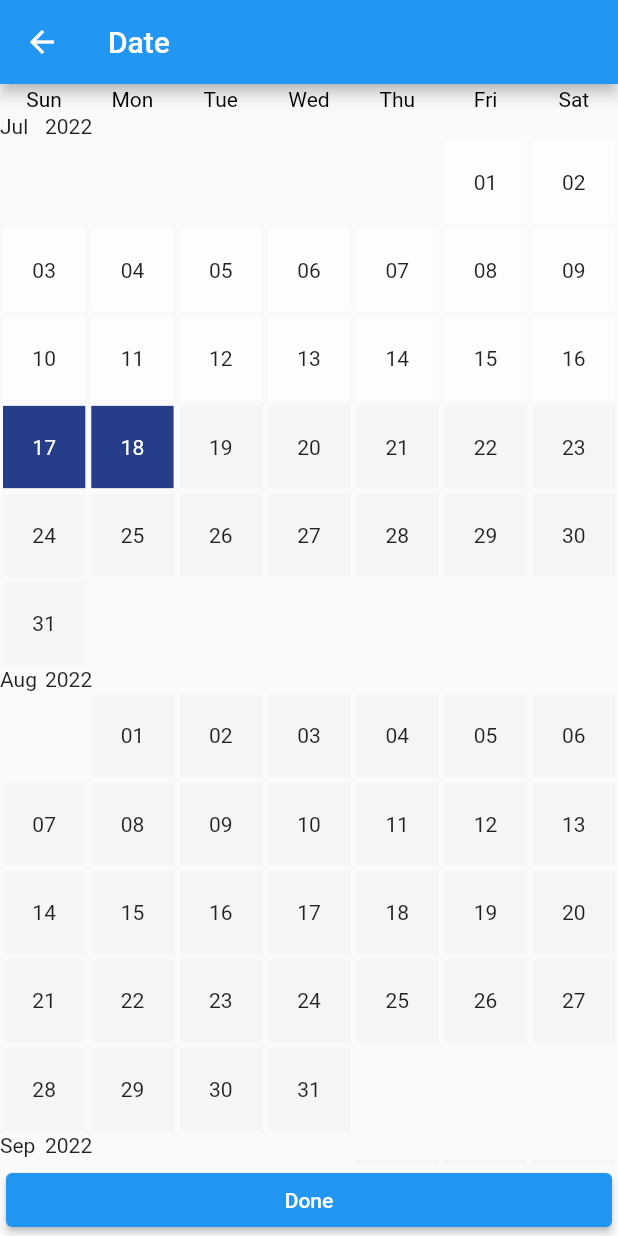
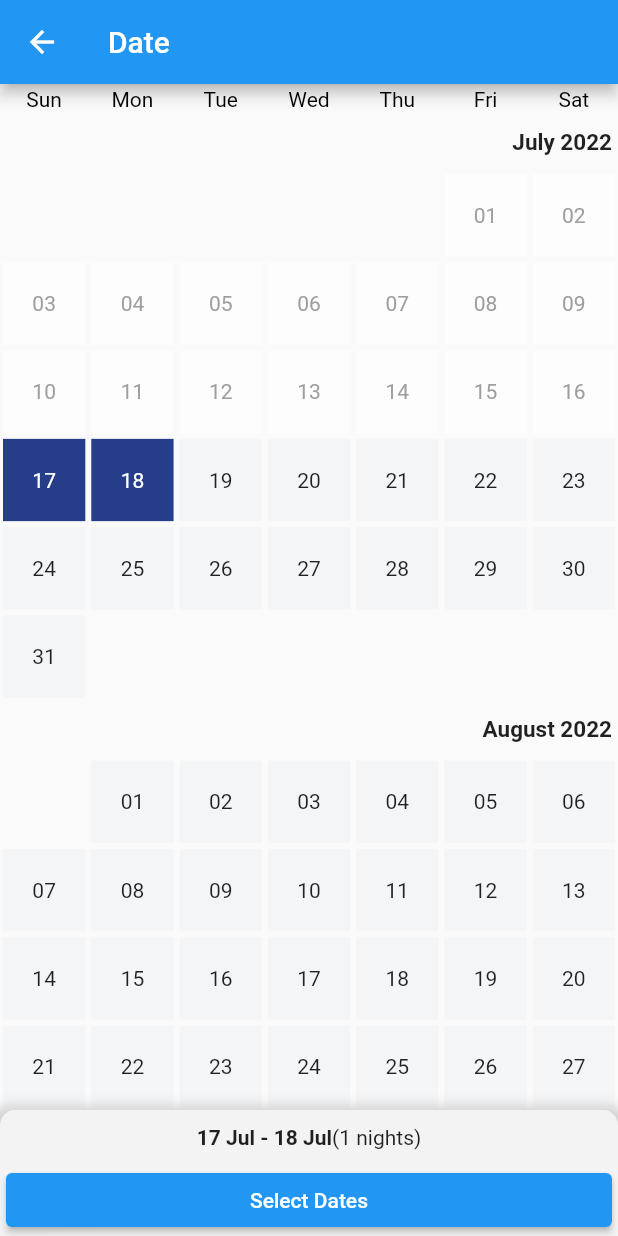
Before and after one commit to sakib1838/CustomDatePicker, a Flutter app: the screen it shows after launch, after a tap on "Select Date", on a phone screen of 412 x 824 dp. Run offline on Flutter 3.47's test engine with Material 2 defaults, Android fonts, the phone set to English and light mode, and no system bars.

Commit message:
date range with color and number of nights

```diff
--- a/lib/listofdates.dart
+++ b/lib/listofdates.dart
@@ -113,7 +113,7 @@ class _DateListState extends State<DateList> {
                   :HexColor(AppColors.deshiTextColor2)
               ) :HexColor(AppColors.backgroundColor),
               child: Center(child: Text(dateTimes[index]!=null?"${DateFormat("dd").format(dateTimes[index]!)}":"",style: TextStyle(
-               color:dateTimes[index]!=null?(todayDate.difference(dateTimes[index]!).inDays>0?null:
+               color:dateTimes[index]!=null?(todayDate.difference(dateTimes[index]!).inDays>0?Colors.grey:
               startDate!.getDateOnly()== dateTimes[index]!.getDateOnly()?Colors.white :endDate!=null?endDate!.getDateOnly()==dateTimes[index]!.getDateOnly()?Colors.white:null:null
               ) :null,
               ),)),
--- a/lib/listofmonth.dart
+++ b/lib/listofmonth.dart
@@ -1,12 +1,15 @@
 import 'package:flutter/material.dart';
+import 'package:intl/intl.dart';
+import 'package:testdate/AppColors.dart';
 import 'package:testdate/listofdates.dart';
 import 'package:testdate/month_heading.dart';
 
 class AllData extends StatefulWidget {
   const AllData({Key? key,required this.dateTimes,required this.startDate,required this.endDate}) : super(key: key);
-  final Function(DateTime,DateTime) dateTimes;
+  final Function(DateTime,DateTime)? dateTimes;
   final DateTime startDate;
   final DateTime endDate;
+
 
 
   @override
@@ -68,8 +71,8 @@ class _AllDataState extends State<AllData> {
     // TODO: implement initState
     super.initState();
     WidgetsBinding.instance!.addPostFrameCallback((timeStamp) async{
-      startDate = widget.startDate;
-      endDate =widget.endDate;
+      startDate=widget.startDate;
+      endDate=widget.endDate;
       print("${start.millisecondsSinceEpoch} ${end.millisecondsSinceEpoch}");
       await countMonth();
       print("month:$months");
@@ -107,7 +110,9 @@ class _AllDataState extends State<AllData> {
                         print("${months[index]}    ${DateTime(months[index].year,months[index].month)}");
                       return Container(child: Column(
                         children: [
+                          SizedBox(height: 10,),
                           Heading(monthAndYear: months[index],),
+                          SizedBox(height: 10,),
                           DateList(dateTime: DateTime(months[index].year,months[index].month), startDate: startDate,endDate: endDate, selectedDate: (selectedDate ) {
                             print("selectedDate:$selectedDate");
                             if(endDate!=null){
@@ -129,8 +134,11 @@ class _AllDataState extends State<AllData> {
                             setState(() {
 
                             });
-                          },)
+                          },),
+
+                          index==months.length-1? SizedBox(height: MediaQuery.of(context).size.height*0.3,):SizedBox()
                         ],
+
                       ));
                     },itemCount: months.length,),
                   ),
@@ -138,9 +146,38 @@ class _AllDataState extends State<AllData> {
               ),
             ),
 
+           // SizedBox(height: MediaQuery.of(context).size.height*0.1,),
+
             Visibility(
-              visible:  startDate!=null && endDate!=null,
+              visible:  endDate==null?false:startDate!=null && endDate!=null,
               child: Container(
+                decoration: BoxDecoration(
+                  boxShadow: [
+                    BoxShadow(
+                      color: Colors.grey.withOpacity(0.5),
+                      spreadRadius: 5,
+                      blurRadius: 7,
+                      offset: Offset(0, 3), // changes position of shadow
+                    ),
+                  ],
+                  borderRadius: BorderRadius.only(topLeft: Radius.circular(10),topRight: Radius.circular(10)),
+                  color: HexColor(AppColors.backgroundColor),
+                ),
+                  width: MediaQuery.of(context).size.width,
+                  child: Column(
+                    mainAxisSize: MainAxisSize.min,
+                    children: [
+                      SizedBox(height: 10,),
+                      Row(
+                        mainAxisAlignment: MainAxisAlignment.center,
+                        children: [
+                          Visibility(
+                              child: Text("${DateFormat('dd MMM').format(startDate!)} - ${endDate!=null?DateFormat('dd MMM').format(endDate!):""}",style: TextStyle(fontWeight: FontWeight.bold),)),
+                          Text(endDate!=null?"(${startDate!.difference(endDate!).inDays.abs()} nights)":""),
+                        ],
+                      ),
+                      SizedBox(height: 10,),
+                      Container(
                         margin: EdgeInsets.symmetric(horizontal: 4),
                         width: MediaQuery.of(context).size.width,
                         child: ElevatedButton(onPressed: (){
@@ -153,12 +190,15 @@ class _AllDataState extends State<AllData> {
 
                             ScaffoldMessenger.of(context).showSnackBar(snackBar);
                           }else{
-                      widget.dateTimes(startDate!,endDate!);
+                            widget.dateTimes!(startDate!,endDate!);
                             Navigator.pop(context);
                           }
 
 
-                  }, child: Text("Done"))),
+                        }, child: Text("Select Dates")),
+                      ),
+                    ],
+                  )),
             ),
           ],
         ),
--- a/lib/month_heading.dart
+++ b/lib/month_heading.dart
@@ -11,30 +11,30 @@ class Heading extends StatefulWidget {
 String getMonthName(int number){
   String m="";
   if(number==1){
-    m= "Jan";
+    m= "January";
   }else if(number==2){
-    m=  "Feb";
+    m=  "February";
   }else if(number==3){
-    m=  "Mar";
+    m=  "March";
   }else if(number==4){
-    m=  "Apr";
+    m=  "April";
   }else if(number==5){
     m=  "May";
   }
   else if(number==6){
-    m=  "Jun";
+    m=  "June";
   }else if(number==7){
-    m=  "Jul";
+    m=  "July";
   }else if(number==8){
-    m=  "Aug";
+    m=  "August";
   }else if(number==9){
-    m=  "Sep";
+    m=  "September";
   }else if(number==10){
-    m=  "Oct";
+    m=  "October";
   }else if(number==11){
-    m=  "Nov";
+    m=  "November";
   }else if(number==12){
-    m=  "Dec";
+    m=  "December";
   }
   return m;
 }
@@ -42,15 +42,18 @@ String getMonthName(int number){
 class _HeadingState extends State<Heading> {
   @override
   Widget build(BuildContext context) {
-    return Container(child: Row(
-
+    return Container(
+      margin: EdgeInsets.symmetric(horizontal: 4),
+      child: Row(
+      mainAxisAlignment: MainAxisAlignment.end,
       children: [
         Container(
-            width: 30,
-            child: Text("${getMonthName(widget.monthAndYear.month)}" )),
-        Container(
-            width: 40,
-            child: Text("${widget.monthAndYear.year}"))
+          alignment: Alignment.centerRight,
+            width: MediaQuery.of(context).size.width*0.5,
+            child: Text("${getMonthName(widget.monthAndYear.month)} ${widget.monthAndYear.year}",style: TextStyle(fontWeight: FontWeight.bold,fontSize: 15),)),
+        // Container(
+        //     width: 40,
+        //     child: Text("${widget.monthAndYear.year}",style: TextStyle(fontWeight: FontWeight.bold,fontSize: 15),))
       ],
     ),
       // Text("${months[index].month<=9?"0${months[index].month}": "${months[index].month}"}     "  "${months[index].year}")
```
Also changed, not shown: lib/main.dart (+5 -5 lines). Lines whose indentation alone changed are shown as unchanged.
